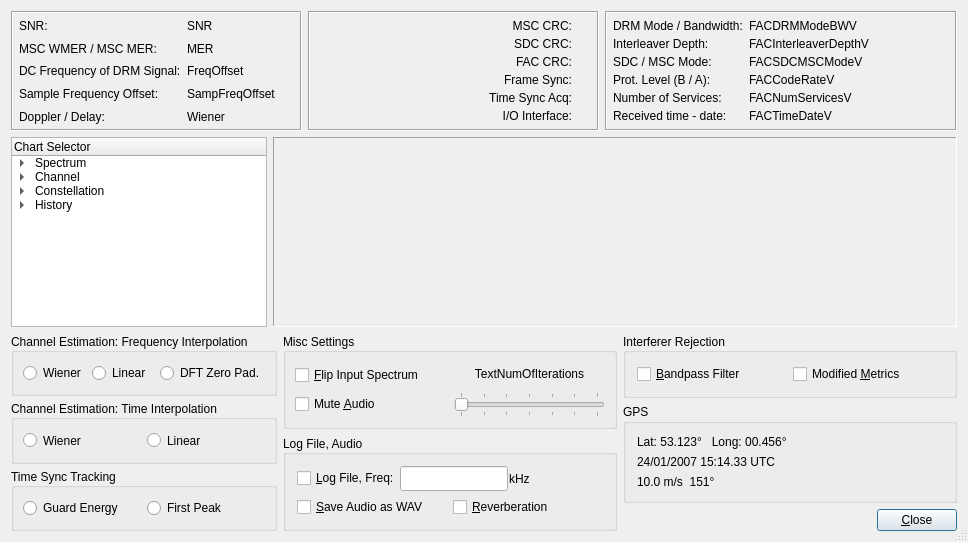
Before: the Qt Designer form dream/src/GUI-QT/systemevalDlgbase.ui in mmjee/dream-patched, drawn with Qt 5.
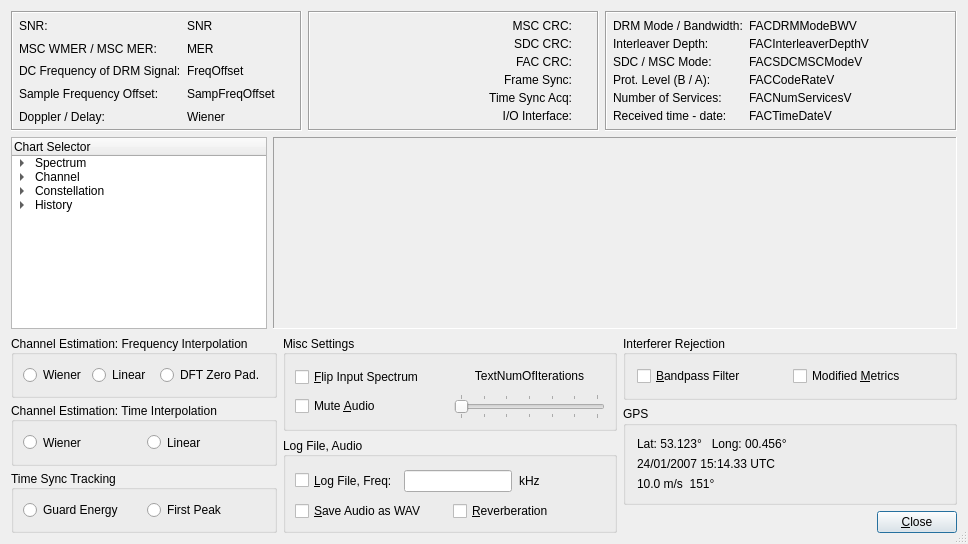
After: the same form once the commit is applied. Icons and pictures are not drawn. Custom widgets are drawn as their Qt base class.

Commit message: system eval ui tweak for debian qt 4.6

Diff of the .ui file:
```diff
--- a/dream/src/GUI-QT/systemevalDlgbase.ui
+++ b/dream/src/GUI-QT/systemevalDlgbase.ui
@@ -7,7 +7,7 @@
     <x>0</x>
     <y>0</y>
     <width>968</width>
-    <height>542</height>
+    <height>544</height>
    </rect>
   </property>
   <property name="windowTitle">
@@ -1416,29 +1416,38 @@
          <property name="alignment">
           <set>Qt::AlignLeading|Qt::AlignLeft|Qt::AlignVCenter</set>
          </property>
-         <layout class="QVBoxLayout" name="_26">
-          <property name="spacing">
-           <number>6</number>
-          </property>
-          <property name="margin">
-           <number>11</number>
-          </property>
+         <layout class="QVBoxLayout" name="verticalLayout_5">
           <item>
-           <layout class="QHBoxLayout" name="_27">
-            <property name="spacing">
-             <number>0</number>
-            </property>
-            <property name="margin">
-             <number>0</number>
-            </property>
+           <layout class="QHBoxLayout" name="horizontalLayout_3">
             <item>
              <widget class="QCheckBox" name="CheckBoxWriteLog">
+              <property name="sizePolicy">
+               <sizepolicy hsizetype="Minimum" vsizetype="Minimum">
+                <horstretch>0</horstretch>
+                <verstretch>0</verstretch>
+               </sizepolicy>
+              </property>
               <property name="text">
                <string>&amp;Log File, Freq:</string>
               </property>
              </widget>
             </item>
             <item>
+             <layout class="QVBoxLayout" name="verticalLayout_4">
+              <property name="spacing">
+               <number>0</number>
+              </property>
+              <item>
+               <widget class="QWidget" name="widget" native="true">
+                <property name="sizePolicy">
+                 <sizepolicy hsizetype="Minimum" vsizetype="Minimum">
+                  <horstretch>0</horstretch>
+                  <verstretch>0</verstretch>
+                 </sizepolicy>
+                </property>
+               </widget>
+              </item>
+              <item>
              <widget class="QLineEdit" name="EdtFrequency">
               <property name="sizePolicy">
                <sizepolicy hsizetype="Minimum" vsizetype="Minimum">
@@ -1452,6 +1461,18 @@
              </widget>
             </item>
             <item>
+               <widget class="QWidget" name="widget_2" native="true">
+                <property name="sizePolicy">
+                 <sizepolicy hsizetype="Minimum" vsizetype="Minimum">
+                  <horstretch>0</horstretch>
+                  <verstretch>0</verstretch>
+                 </sizepolicy>
+                </property>
+               </widget>
+              </item>
+             </layout>
+            </item>
+            <item>
              <widget class="QLabel" name="TextLabel1_3">
               <property name="sizePolicy">
                <sizepolicy hsizetype="Minimum" vsizetype="Minimum">
@@ -1478,7 +1499,7 @@
               <property name="sizeHint" stdset="0">
                <size>
                 <width>0</width>
-                <height>20</height>
+                <height>10</height>
                </size>
               </property>
              </spacer>
@@ -1715,6 +1736,12 @@
          </item>
          <item>
           <widget class="QPushButton" name="buttonOk">
+           <property name="sizePolicy">
+            <sizepolicy hsizetype="Minimum" vsizetype="Maximum">
+             <horstretch>0</horstretch>
+             <verstretch>0</verstretch>
+            </sizepolicy>
+           </property>
            <property name="windowTitle">
             <string/>
            </property>
```
Lines whose indentation alone changed are shown as unchanged.
